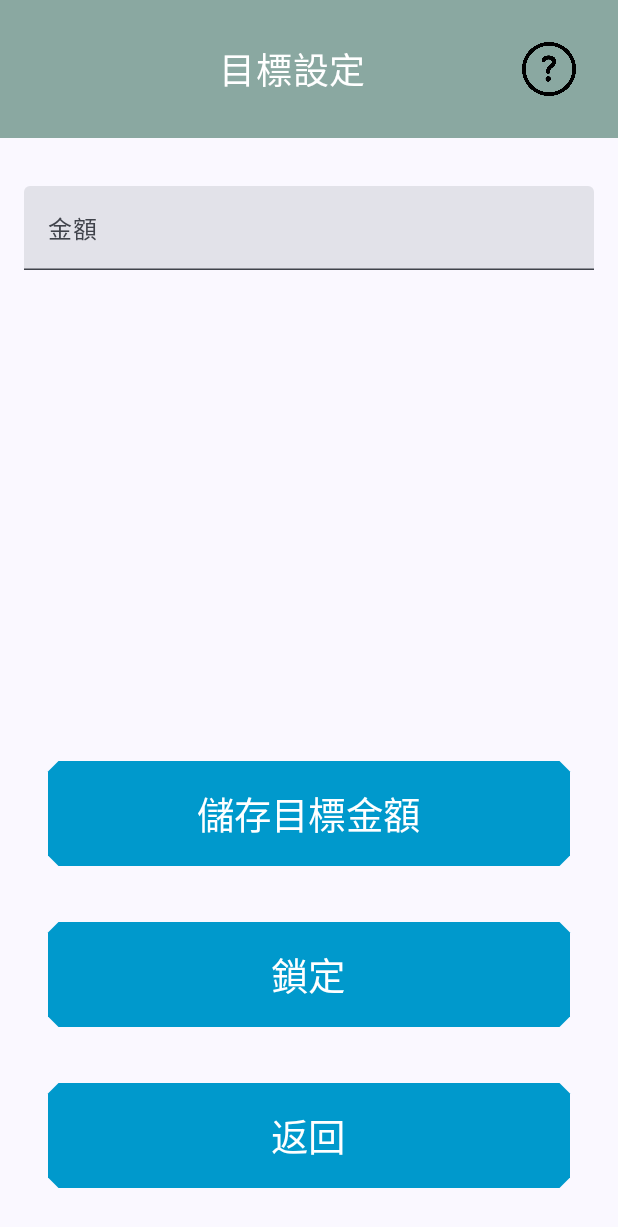
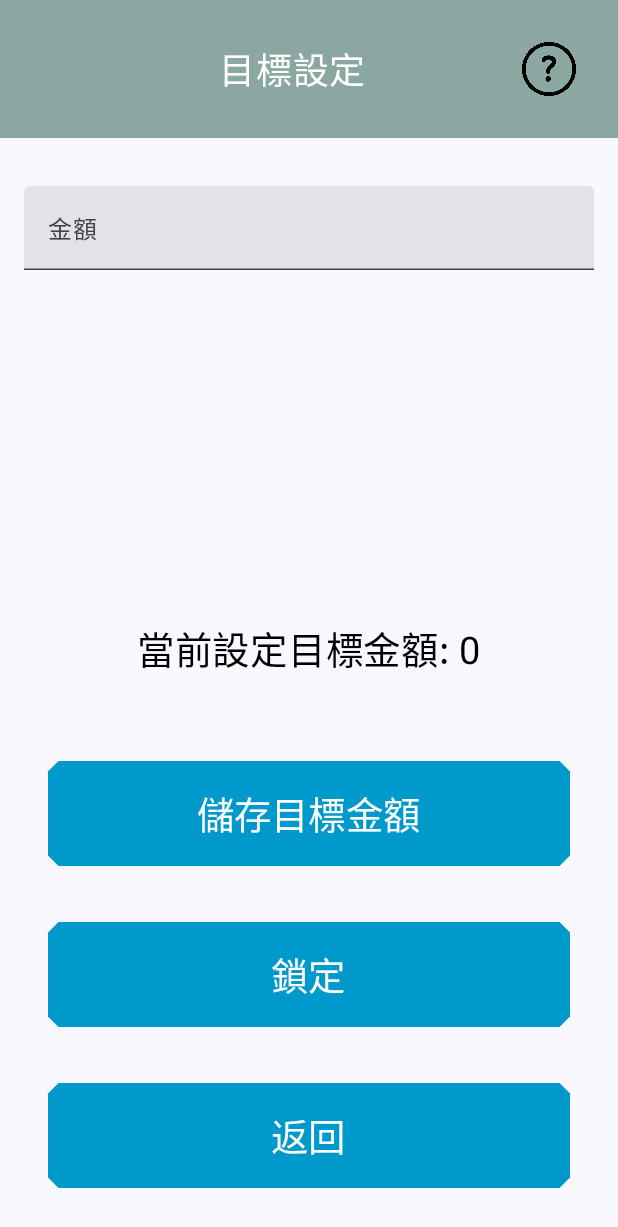
Before and after one commit to CuweiXD/AccountingAssistant, an Android app built with Jetpack Compose: the SetGoal screen opened through its navigation route, on a phone screen of 412 x 824 dp. Shown: the top 1227 px of the screen. Run offline under Robolectric (Android 15) with nearby library versions, the phone set to English and light mode, and no system bars.

Commit message:
01/01 Update

```diff
--- a/app/src/main/java/com/example/finalproject/MainActivity.kt
+++ b/app/src/main/java/com/example/finalproject/MainActivity.kt
@@ -151,9 +151,13 @@ class GoalViewModel : ViewModel() {
     private fun checkUnlockCondition() {
         if (currentAmount.value >= goalAmount.value) {
             isLocked.value = false // 達標時自動解鎖
-        }
-    }
-}
+            goalAmount.value = 0
+        }
+    }
+}
+
+
+
 
 @Composable
 fun AccountingAssistant(
@@ -185,7 +189,8 @@ fun AccountingAssistant(
             TextCard(
                 totalIncome = totalIncome,
                 totalExpense = totalExpense,
-                totalGoal = totalGoal
+                totalGoal = totalGoal,
+                navController = navController
             )
 
             Spacer(modifier = Modifier.height(20.dp))
@@ -295,13 +300,13 @@ fun AccountingAssistant(
                 .fillMaxWidth()
                 .height(100.dp)
                 .background(color = Color(0xFFA0C1D1)),
-                //.padding(16.dp),
+            //.padding(16.dp),
             contentAlignment = Alignment.Center
         ) {
             Row(
                 modifier = Modifier
                     .fillMaxWidth(),
-                    //.padding(horizontal = 16.dp),
+                //.padding(horizontal = 16.dp),
                 horizontalArrangement = Arrangement.SpaceEvenly,
                 verticalAlignment = Alignment.CenterVertically
             ) {
@@ -907,7 +912,7 @@ fun ExpenseFunction(
 }
 
 @Composable
-fun BalanceDisplay(totalIncome: Int, totalExpense: Int, totalGoal: Int) {
+fun BalanceDisplay(totalIncome: Int, totalExpense: Int, totalGoal: Int, navController: NavController) {
     val balance = totalIncome - totalExpense
     val goal = totalGoal - balance
 
@@ -927,9 +932,10 @@ fun BalanceDisplay(totalIncome: Int, totalExpense: Int, totalGoal: Int) {
 
 
 
+
     Text(
         text = "餘額: NT\$ $balance",
-        fontSize = 24.sp,
+        fontSize = 26.sp,
         color = if (balance > 0) {
             Color.Black
         } else if (balance < 0) {
@@ -1291,8 +1297,9 @@ fun InfoCheckDialog(
     )
 }
 
-@Composable
-fun TextCard(totalIncome: Int, totalExpense: Int, totalGoal: Int) {
+
+@Composable
+fun TextCard(totalIncome: Int, totalExpense: Int, totalGoal: Int, navController : NavController ) {
     Card(
         colors = CardDefaults.cardColors(
             containerColor = Color(0xFFE9D758),
@@ -1309,7 +1316,8 @@ fun TextCard(totalIncome: Int, totalExpense: Int, totalGoal: Int) {
             BalanceDisplay(
                 totalIncome = totalIncome,
                 totalExpense = totalExpense,
-                totalGoal = totalGoal
+                totalGoal = totalGoal,
+                navController = navController
             )
         }
 
@@ -1444,8 +1452,6 @@ fun SetGoal(
     expenseViewModel: ExpenseViewModel = viewModel(),
     goalViewModel: GoalViewModel = viewModel()
 ) {
-
-    //var goalAmount by remember { mutableStateOf("") }
     val totalIncome = incomeViewModel.getTotalIncome()
     val totalExpense = expenseViewModel.getTotalExpense()
     val balance = totalIncome - totalExpense
@@ -1460,8 +1466,11 @@ fun SetGoal(
     }
 
     val isLocked = goalViewModel.isLocked.value
-    var goalAmount by remember { mutableStateOf("") }
-    val goalAmountInt = goalAmount.toIntOrNull() ?: 0
+    val goalAmount = goalViewModel.goalAmount.value.toString()
+    val goalAmountInt = goalViewModel.goalAmount.value
+
+    // 這裡將 goalAmountTemp 初始化為空字串，並且它用來綁定 TextField
+    var goalAmountTemp by remember { mutableStateOf("") }
 
     val scope = rememberCoroutineScope()
     val snackbarHostState = remember { SnackbarHostState() }
@@ -1476,12 +1485,7 @@ fun SetGoal(
                 .fillMaxSize()
                 .padding(contentPadding)
         ) {
-
-
-            Column(
-                modifier = Modifier
-                    .fillMaxSize()
-            ) {
+            Column(modifier = Modifier.fillMaxSize()) {
                 Box(
                     modifier = Modifier
                         .fillMaxWidth()
@@ -1491,10 +1495,8 @@ fun SetGoal(
                 ) {
                     Row(
                         modifier = Modifier.fillMaxWidth(),
-                        verticalAlignment = Alignment.CenterVertically,
-                        //horizontalArrangement = Arrangement.SpaceBetween
+                        verticalAlignment = Alignment.CenterVertically
                     ) {
-
                         Spacer(modifier = Modifier.weight(1f))
                         Text(
                             text = "目標設定",
@@ -1508,7 +1510,6 @@ fun SetGoal(
                                 checkText = "可以設定目標金額",
                                 checkTitle = "資訊Info",
                                 onConfirmation = {
-
                                     showInfoDialog = false
                                 },
                                 onDismissRequest = {
@@ -1539,27 +1540,33 @@ fun SetGoal(
                         .padding(16.dp)
                 ) {
                     TextField(
-                        value = goalAmount,
+                        value = goalAmountTemp,  // 綁定到 goalAmountTemp，這樣 TextField 顯示的是空字串或用戶輸入的值
                         onValueChange = { newValue ->
-                            if (!isLocked && newValue.all { it.isDigit() }) goalAmount = newValue
+                            if (!isLocked && newValue.all { it.isDigit() }) {
+                                goalAmountTemp = newValue // 更新 goalAmountTemp
+                            }
                         },
                         enabled = !isLocked,
                         modifier = Modifier.fillMaxWidth(),
                         placeholder = { Text("金額") }
                     )
 
+                    /*   //檢查用
+                    Text(text = "goalAmount: $goalAmount", fontSize = 18.sp, color = Color.Black)
+                    val goalAmountInt = goalAmount.toIntOrNull() ?: 0
+                    Text(text = "goalAmountInt: $goalAmountInt", fontSize = 18.sp, color = Color.Black)
+                    Text(text = "balance: $balance", fontSize = 18.sp, color = Color.Black)*/
+
                     if (showDialog) {
                         EnterCheckDialog(
                             checkText = "確定輸入此目標金額?",
                             checkTitle = "",
                             onConfirmation = {
-                                val amount = goalAmount.toIntOrNull() ?: 0
-                                goalViewModel.setGoalAmount(amount)
+                                goalViewModel.setGoalAmount(goalAmountTemp.toIntOrNull() ?: 0) // 儲存目標金額
                                 scope.launch {
                                     snackbarHostState.showSnackbar("目標金額已設定")
                                 }
-                                goalAmount = ""
-
+                                goalAmountTemp = "" //儲存後清空 TextField
                                 showDialog = false
                             },
                             onDismissRequest = {
@@ -1569,25 +1576,42 @@ fun SetGoal(
                     }
 
                     Spacer(modifier = Modifier.height(60.dp))
+
                     Column(
                         modifier = Modifier.fillMaxSize(),
                         verticalArrangement = Arrangement.Bottom,
                         horizontalAlignment = Alignment.CenterHorizontally
                     ) {
+
+                        Text(
+                            text = "當前設定目標金額: $goalAmountInt",
+                            fontSize = 25.sp,
+                            color = Color.Black
+                        )
+
+                        Spacer(modifier = Modifier.height(10.dp))
+
                         if (isLocked) {
                             Text(
                                 "已鎖定",
                                 fontSize = 25.sp,
                                 color = Color.Red
                             )
+
                         }
                         Spacer(modifier = Modifier.height(30.dp))
 
                         Button(
                             onClick = {
-                                if (!isLocked) {
-                                    showDialog = true
+                                val amount = goalAmountTemp.toIntOrNull() ?: 0
+                                if (amount > 0) {
+                                    goalViewModel.setGoalAmount(amount)
+                                    scope.launch {
+                                        snackbarHostState.showSnackbar("目標金額已設定")
+                                    }
+                                    goalAmountTemp = ""
                                 }
+                                showDialog = false
                             },
                             enabled = !isLocked,
                             modifier = Modifier
@@ -1622,7 +1646,7 @@ fun SetGoal(
 
                         if (showErrorDialog) {
                             EnterCheckDialog(
-                                checkText = "無法鎖定! 您的餘額大於所設定的目標金額",
+                                checkText = "無法鎖定! 您的餘額大於或等於所設定的目標金額",
                                 checkTitle = "錯誤",
                                 onConfirmation = {
                                     showErrorDialog = false
@@ -1633,9 +1657,12 @@ fun SetGoal(
                             )
                         }
 
+
                         Button(
                             onClick = {
-                                if (balance > goalAmountInt) {
+                                val goalAmountInt = goalAmount.toIntOrNull() ?: 0
+
+                                if (balance >= goalAmountInt) {
                                     showErrorDialog = true
                                 } else if (!isLocked) {
                                     showLockDialog = true
@@ -1681,6 +1708,11 @@ fun SetGoal(
 
 
 
+
+
+
+
+
 @Composable
 fun AppNavigation() {
     val navController = rememberNavController()
@@ -1695,7 +1727,7 @@ fun AppNavigation() {
                 navController,
                 incomeViewModel = incomeViewModel,
                 expenseViewModel = expenseViewModel,
-                goalViewModel = goalViewModel
+                goalViewModel = goalViewModel,
             )
         }
         // 收入頁面
```
